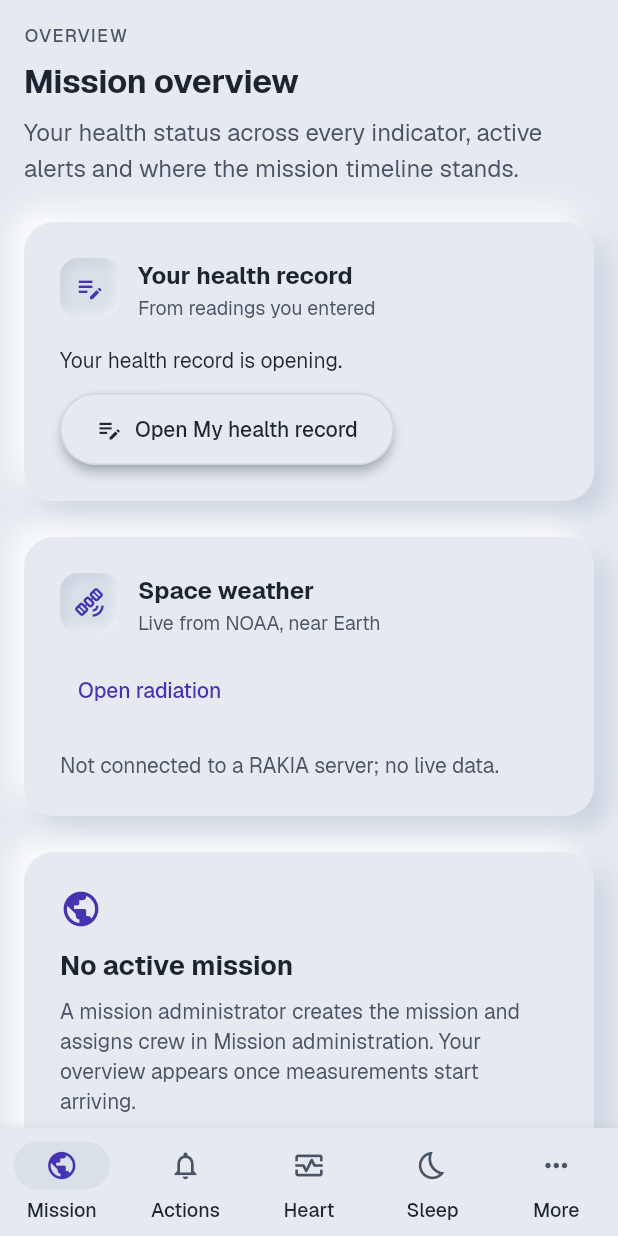
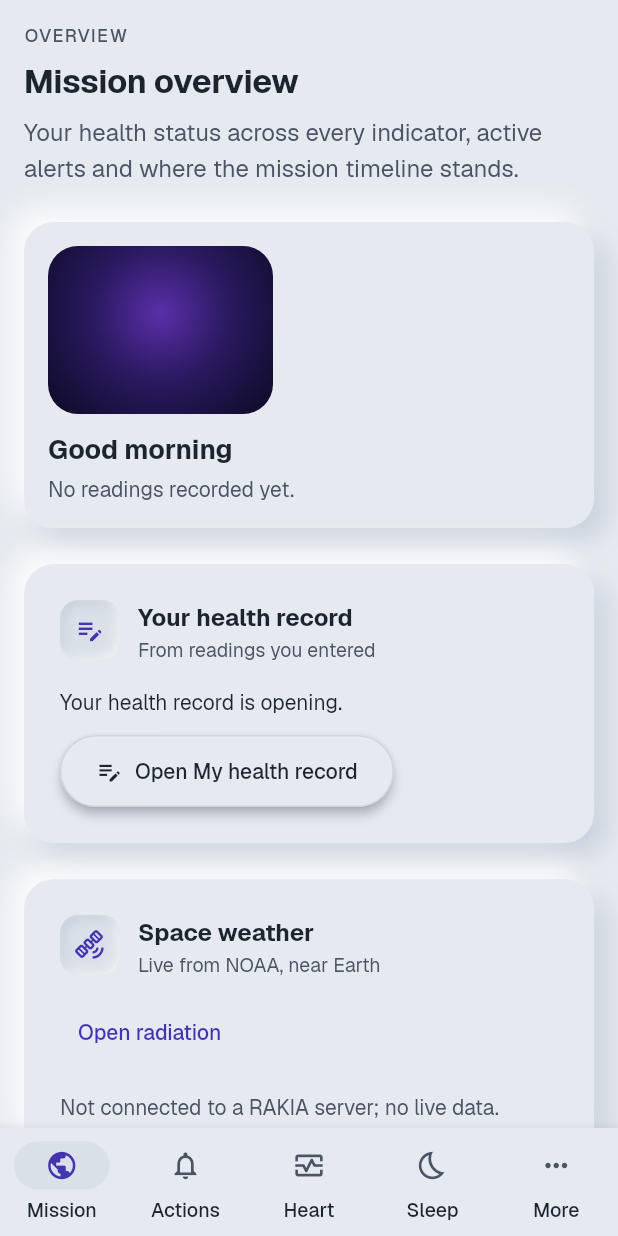
Before and after one commit to jeswinbenedict/RAKIA, a Flutter app: the screen it shows after launch, on a phone screen of 412 x 824 dp. Run offline on Flutter 3.47's test engine with Material 3 defaults, Android fonts, the phone set to English and light mode, and no system bars; our stand-ins replace drift, drift_flutter, flutter_secure_storage, go_router, web; missing offline and left inert: dart:ffi, dart:js_interop, postgres, sqlite3; accounts and stored records are empty; generated files the repository leaves out were written again; project files that could hold a hidden picture were left out.

Commit message:
feat(app): a 3D astronaut crew whose eyes follow the pointer, and the new sign-in page (#27)
* feat(app): the RAKIA astronaut, whose eyes follow the pointer

An original astronaut drawn in code, in a clay style inspired by the
CC BY 4.0 Spline scene "100 followers" by heyvlad (credited in About), in
a NASA-inspired white spacesuit without NASA insignia. Its eyes follow the
mouse or last touch anywhere in the app and its head turns slightly, with
frame-rate-independent smoothing that settles to a stop; it blinks now and
then, and under reduced motion follows without easing or blinking.

The sign-in page puts the form beside a window onto space with the
astronaut (stacked on phones), and the Mission overview opens with a
greeting card and one honest status line. Sign-in, account creation and
Turnstile behave exactly as before.

Co-Authored-By: Claude Opus 5.5 <noreply@anthropic.com>

* feat(app): a 3D astronaut crew whose eyes follow the pointer, and the new sign-in page

Replaces the 2D astronaut entirely. Sixteen original 3D cartoon
astronauts (three.js primitives, clay style after the CC BY 4.0 Spline
scene "100 followers" by heyvlad) stand in three rows behind a mission
console under deep-space lighting, each with its own face and a
NASA-inspired spacesuit with RAKIA's own patches. Every head turns and
every pair of eyes follows the mouse or last touch within natural limits;
the crew breathes and blinks, rests under reduced motion, pauses off
screen and releases its GPU resources on unmount. three.js r170 (MIT) is
served from the app's own origin, so the CSP is unchanged; a still panel
shows while loading, without WebGL and on native builds.

The sign-in page follows the owner's reference layout: the crew fills
the left, the card (Welcome back, icons, password toggle, Forgot
password?, full-width Sign in, Create an account) the right; stacked on
phones. The dashboard greeting shows three of the crew.

Co-Authored-By: Claude Opus 5.5 <noreply@anthropic.com>

* ci: use the runner image's clang-tidy so an apt mirror outage cannot block CI

Co-Authored-By: Claude Opus 5.5 <noreply@anthropic.com>

* test(api): check only the error message for echoed values

The sync test looked for "95" anywhere in the response, and the random
request id in it can contain those digits, so it failed now and then.

Co-Authored-By: Claude Opus 5.5 <noreply@anthropic.com>

---------

Co-authored-by: Claude Opus 5.5 <noreply@anthropic.com>

```diff
--- /dev/null
+++ b/app/lib/components/crew/crew_scene.dart
@@ -0,0 +1,76 @@
+// The RAKIA crew: a group of 3D astronauts whose heads and eyes follow the
+// pointer (web/crew/crew.js, three.js served from the app's own origin). On
+// platforms without the web renderer, or without WebGL, a calm still panel
+// takes its place. Decorative: hidden from screen readers.
+import 'package:flutter/material.dart';
+
+import 'crew_scene_stub.dart'
+    if (dart.library.js_interop) 'crew_scene_web.dart'
+    as impl;
+
+/// The deep-space colours behind the crew, used by the fallback too.
+abstract final class CrewColors {
+  static const Color deep = Color(0xFF0C0A24);
+  static const Color mid = Color(0xFF2A1960);
+  static const Color glow = Color(0xFF5A2FA8);
+}
+
+class CrewScene extends StatelessWidget {
+  const CrewScene({super.key, this.compact = false});
+
+  /// Three astronauts instead of the full crew (the dashboard greeting).
+  final bool compact;
+
+  @override
+  Widget build(BuildContext context) =>
+      ExcludeSemantics(child: impl.buildCrewScene(context, compact: compact));
+}
+
+/// What shows while the scene loads, or instead of it.
+class CrewBackdrop extends StatelessWidget {
+  const CrewBackdrop({super.key, this.message, this.loading = false});
+
+  final String? message;
+  final bool loading;
+
+  @override
+  Widget build(BuildContext context) => DecoratedBox(
+    decoration: const BoxDecoration(
+      gradient: RadialGradient(
+        center: Alignment(0, -0.2),
+        radius: 0.9,
+        colors: [CrewColors.glow, CrewColors.mid, CrewColors.deep],
+        stops: [0, 0.45, 1],
+      ),
+    ),
+    child: Center(
+      child: Column(
+        mainAxisSize: MainAxisSize.min,
+        children: [
+          if (loading)
+            const SizedBox(
+              width: 28,
+              height: 28,
+              child: CircularProgressIndicator(
+                strokeWidth: 2.5,
+                color: Colors.white70,
+              ),
+            ),
+          if (message != null) ...[
+            const SizedBox(height: 12),
+            Padding(
+              padding: const EdgeInsets.symmetric(horizontal: 24),
+              child: Text(
+                message!,
+                key: const Key('crew-message'),
+                textAlign: TextAlign.center,
+                style: Theme.of(context).textTheme.bodySmall
+                    ?.copyWith(color: Colors.white70),
+              ),
+            ),
+          ],
+        ],
+      ),
+    ),
+  );
+}
--- /dev/null
+++ b/app/lib/components/crew/crew_scene_stub.dart
@@ -0,0 +1,10 @@
+import 'package:flutter/widgets.dart';
+
+import 'crew_scene.dart';
+
+/// Native platforms have no WebGL scene: a still deep-space panel.
+Widget buildCrewScene(BuildContext context, {required bool compact}) =>
+    CrewBackdrop(
+      key: const Key('crew-fallback'),
+      message: compact ? null : 'The 3D crew appears in the RAKIA web app.',
+    );
--- a/app/lib/features/about_page.dart
+++ b/app/lib/features/about_page.dart
@@ -91,7 +91,9 @@ class AboutPage extends StatelessWidget {
           section('Open source', [
             Text(
               'Licensed under the Apache License 2.0. Typeface: Geist and Geist '
-              'Mono, SIL Open Font License 1.1.',
+              'Mono, SIL Open Font License 1.1. The 3D crew is original, built '
+              'with three.js (MIT), in a style inspired by "100 followers" by '
+              'heyvlad (Spline Community, CC BY 4.0).',
               style: t.bodyMedium,
             ),
             const SizedBox(height: RakiaSpacing.md),
--- /dev/null
+++ b/app/lib/features/crew_greeting.dart
@@ -0,0 +1,108 @@
+import 'package:flutter/material.dart';
+
+import '../account/account_controller.dart';
+import '../components/crew/crew_scene.dart';
+import '../design/colors.dart';
+import '../design/neumorphism.dart';
+import '../design/tokens.dart';
+import '../environment/space_weather.dart';
+import '../record/record_controller.dart';
+
+/// The top of the Mission overview: the astronaut, a greeting and one line
+/// on where things stand, from the astronaut's own record and the live
+/// space weather. Nothing here is invented: each part says when it has no
+/// data.
+class CrewGreetingCard extends StatelessWidget {
+  const CrewGreetingCard({super.key, this.now});
+
+  /// Defaults to the device clock (tests supply one).
+  final DateTime? now;
+
+  static String greetingFor(DateTime local) {
+    final h = local.hour;
+    if (h < 5) return 'Good evening';
+    if (h < 12) return 'Good morning';
+    if (h < 18) return 'Good afternoon';
+    return 'Good evening';
+  }
+
+  @override
+  Widget build(BuildContext context) {
+    final t = Theme.of(context).textTheme;
+    final c = RakiaColors.of(context);
+    final account = AccountScope.of(context);
+    final record = RecordScope.of(context);
+    final sw = SpaceWeatherScope.of(context);
+
+    final email = account.status == AccountStatus.signedIn
+        ? account.session?.email
+        : null;
+    final alerts = record.alerts.length;
+    final storm = sw.snapshot;
+    final parts = <String>[
+      if (!record.hasEntries)
+        'No readings recorded yet'
+      else if (alerts == 0)
+        'No alerts on your readings'
+      else
+        '$alerts ${alerts == 1 ? 'alert' : 'alerts'} on your readings',
+      if (storm != null)
+        storm.stormLevel == 0
+            ? 'no radiation storm'
+            : 'radiation storm ${StormLevel.all[storm.stormLevel].name}',
+    ];
+
+    return LayoutBuilder(
+      builder: (context, box) {
+        final compact = box.maxWidth < 520;
+        final text = Column(
+          crossAxisAlignment: CrossAxisAlignment.start,
+          mainAxisSize: MainAxisSize.min,
+          children: [
+            Text(
+              email == null
+                  ? greetingFor((now ?? DateTime.now()).toLocal())
+                  : '${greetingFor((now ?? DateTime.now()).toLocal())}, $email',
+              style: compact ? t.titleMedium : t.titleLarge,
+            ),
+            const SizedBox(height: RakiaSpacing.xs),
+            Text(
+              key: const Key('greeting-status'),
+              '${parts.join('; ')}.',
+              style: t.bodyMedium?.copyWith(color: c.textSecondary),
+            ),
+          ],
+        );
+        final window = SizedBox(
+          width: compact ? 150 : 200,
+          height: compact ? 112 : 132,
+          child: ClipRRect(
+            borderRadius: BorderRadius.circular(RakiaRadii.md),
+            child: const CrewScene(compact: true),
+          ),
+        );
+        return NeuSurface(
+          key: const Key('crew-greeting'),
+          radius: RakiaRadii.md,
+          padding: const EdgeInsets.all(RakiaSpacing.lg),
+          child: compact
+              ? Column(
+                  crossAxisAlignment: CrossAxisAlignment.start,
+                  children: [
+                    window,
+                    const SizedBox(height: RakiaSpacing.md),
+                    text,
+                  ],
+                )
+              : Row(
+                  children: [
+                    window,
+                    const SizedBox(width: RakiaSpacing.xl),
+                    Expanded(child: text),
+                  ],
+                ),
+        );
+      },
+    );
+  }
+}
--- a/app/lib/features/mission_page.dart
+++ b/app/lib/features/mission_page.dart
@@ -12,6 +12,7 @@ import '../design/typography.dart';
 import '../mission/mission_controller.dart';
 import '../navigation/modules.dart';
 import '../record/record_controller.dart';
+import 'crew_greeting.dart';
 import 'module_page.dart';
 import 'page_frame.dart';
 import 'record_alerts.dart';
@@ -36,6 +37,8 @@ class MissionPage extends StatelessWidget {
         header: Column(
           crossAxisAlignment: CrossAxisAlignment.stretch,
           children: [
+            const CrewGreetingCard(),
+            const SizedBox(height: RakiaSpacing.xl),
             RecordOverviewCard(record: record),
             const SizedBox(height: RakiaSpacing.xl),
             const SpaceWeatherSummaryCard(),
@@ -56,6 +59,8 @@ class MissionPage extends StatelessWidget {
       body: Column(
         crossAxisAlignment: CrossAxisAlignment.stretch,
         children: [
+          const CrewGreetingCard(),
+          const SizedBox(height: RakiaSpacing.xl),
           RecordOverviewCard(record: record),
           const SizedBox(height: RakiaSpacing.xl),
           const SpaceWeatherSummaryCard(),
```
Also changed, not shown: app/lib/components/crew/crew_scene_web.dart (added, +118 -0 lines), app/lib/features/account_page.dart (+152 -42 lines), 14 other files.
